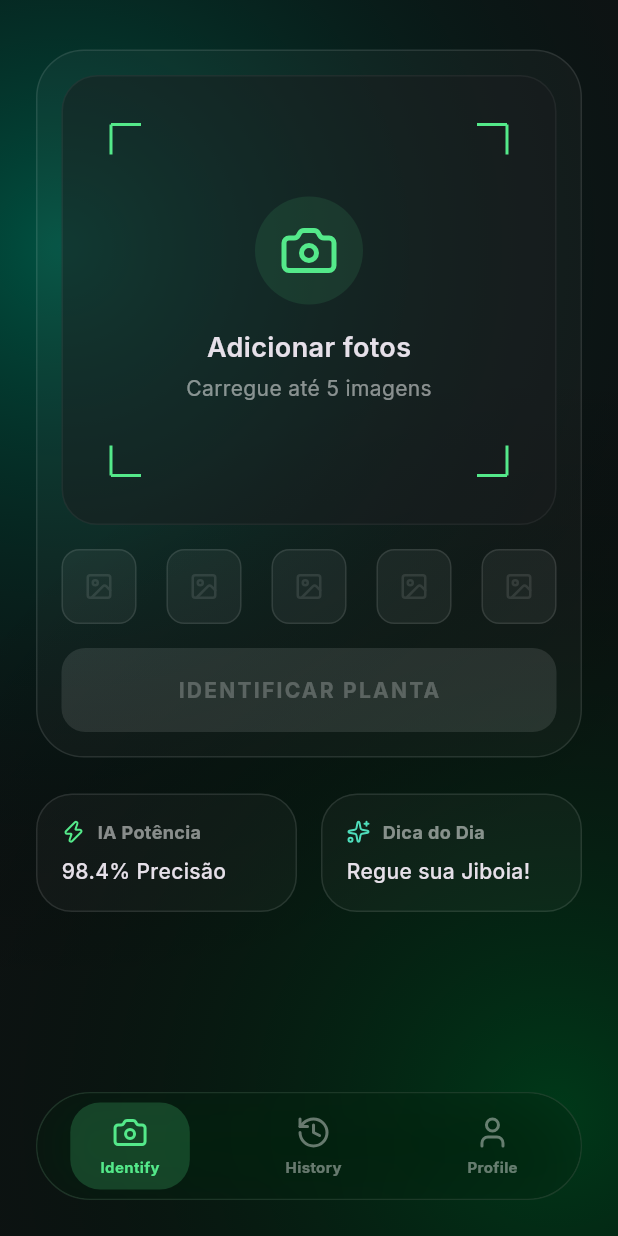
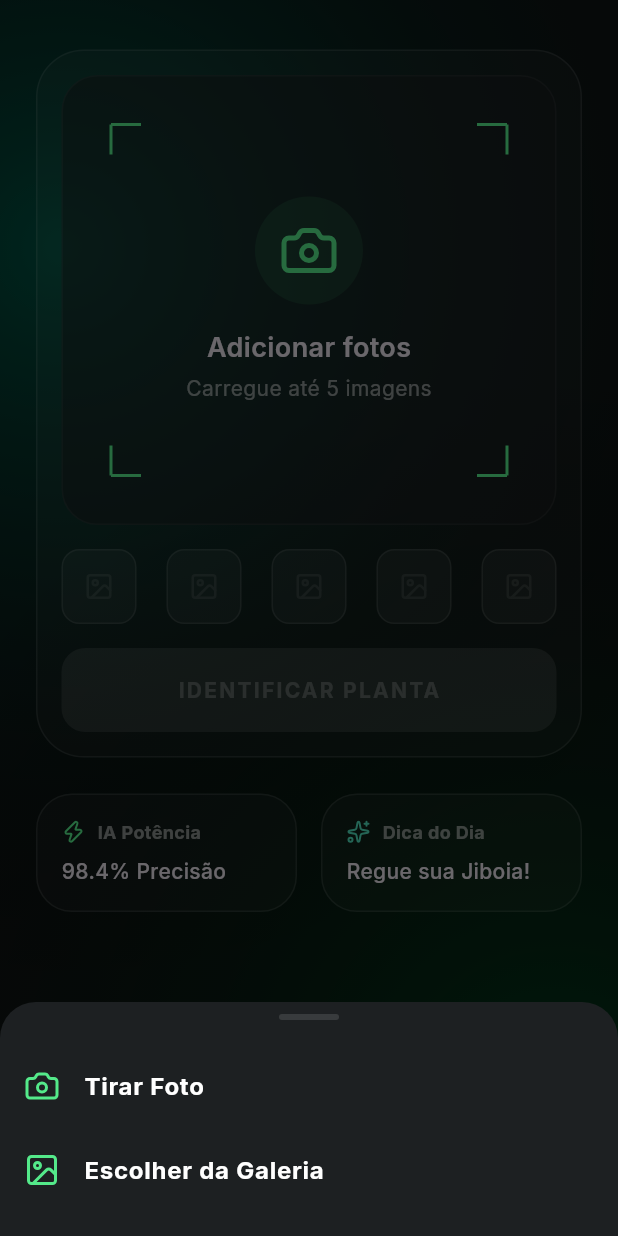
Before and after one commit to Adrianogb/Plant-AI, a Flutter app: the screen it shows after launch, scrolled down 206 dp, after a tap on "Adicionar fotos", on a phone screen of 412 x 824 dp. Run offline on Flutter 3.47's test engine with Material 3 defaults, Android fonts, the phone set to English and light mode, and no system bars; our stand-ins replace google_fonts, image_picker, lucide_icons; network calls fail.

Commit message:
fix: Add Camera permissions and source selection (Camera/Gallery)

```diff
--- a/lib/main.dart
+++ b/lib/main.dart
@@ -52,12 +52,40 @@ class _MainScreenState extends State<MainScreen> {
   Future<void> _pickImage() async {
     if (_selectedImages.length >= 5) return;
 
-    final XFile? image = await _picker.pickImage(source: ImageSource.gallery);
-    if (image != null) {
-      setState(() {
-        _selectedImages.add(File(image.path));
-      });
-    }
+    showModalBottomSheet(
+      context: context,
+      backgroundColor: const Color(0xFF1D2022),
+      shape: const RoundedRectangleBorder(borderRadius: BorderRadius.vertical(top: Radius.circular(24))),
+      builder: (context) => SafeArea(
+        child: Column(
+          mainAxisSize: MainAxisSize.min,
+          children: [
+            const SizedBox(height: 8),
+            Container(width: 40, height: 4, decoration: BoxDecoration(color: Colors.white12, borderRadius: BorderRadius.circular(2))),
+            const SizedBox(height: 16),
+            ListTile(
+              leading: const Icon(LucideIcons.camera, color: Color(0xFF54E98A)),
+              title: const Text('Tirar Foto', style: TextStyle(fontWeight: FontWeight.bold)),
+              onTap: () async {
+                Navigator.pop(context);
+                final XFile? image = await _picker.pickImage(source: ImageSource.camera, imageQuality: 80);
+                if (image != null) setState(() => _selectedImages.add(File(image.path)));
+              },
+            ),
+            ListTile(
+              leading: const Icon(LucideIcons.image, color: Color(0xFF54E98A)),
+              title: const Text('Escolher da Galeria', style: TextStyle(fontWeight: FontWeight.bold)),
+              onTap: () async {
+                Navigator.pop(context);
+                final XFile? image = await _picker.pickImage(source: ImageSource.gallery, imageQuality: 80);
+                if (image != null) setState(() => _selectedImages.add(File(image.path)));
+              },
+            ),
+            const SizedBox(height: 16),
+          ],
+        ),
+      ),
+    );
   }
 
   Future<void> _identifyPlant() async {
```
Also changed, not shown: 1 other file.
